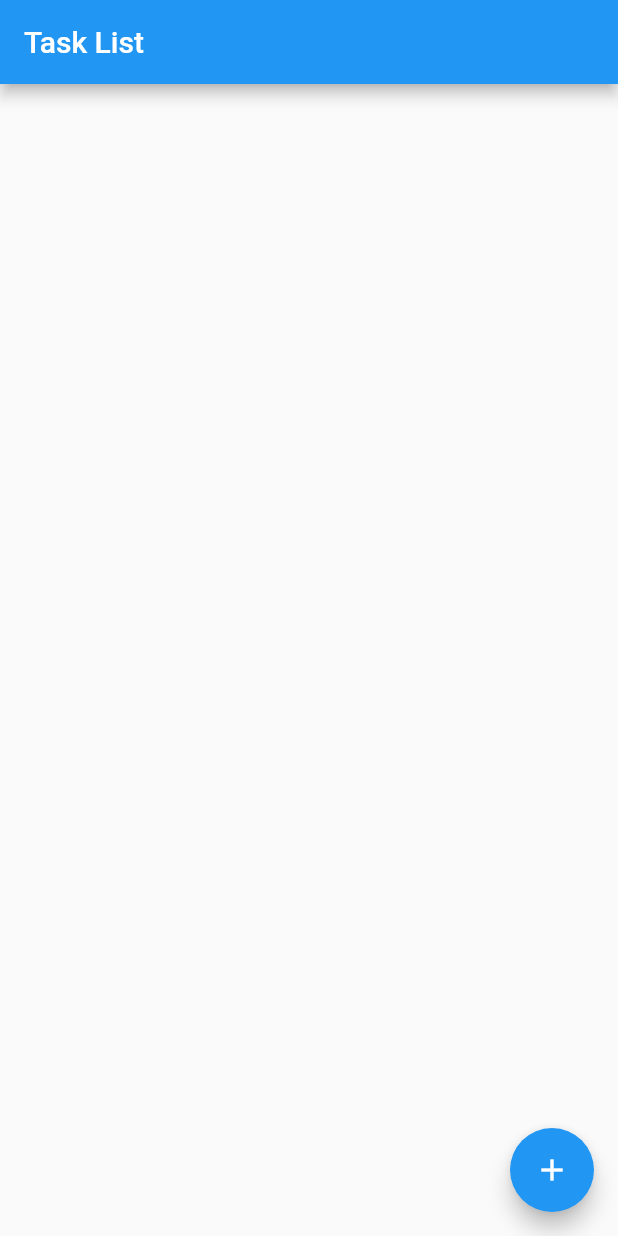
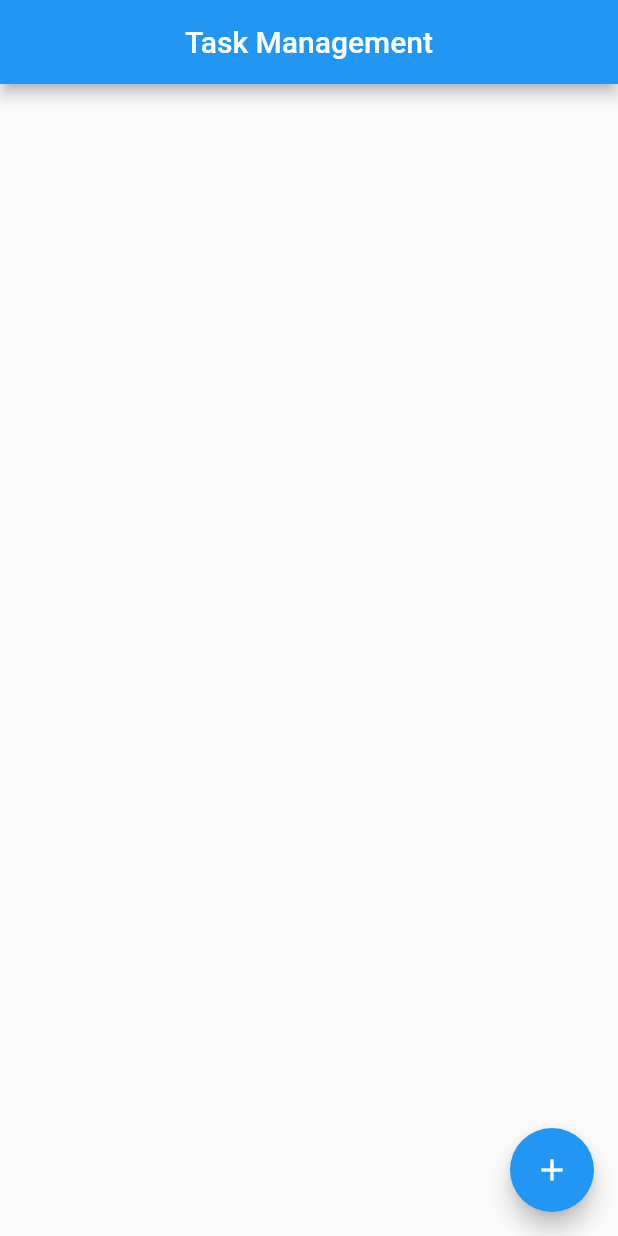
Before and after one commit to Danbir54/flutter_application_task_management, a Flutter app: the screen it shows after launch, on a phone screen of 412 x 824 dp. Run offline on Flutter 3.47's test engine with Material 2 defaults, Android fonts, the phone set to English and light mode, and no system bars.

Commit message:
Updated main.dart

```diff
--- a/lib/main.dart
+++ b/lib/main.dart
@@ -123,7 +123,10 @@ class _TaskListScreenState extends State<TaskListScreen> {
   @override
   Widget build(BuildContext context) {
     return Scaffold(
-      appBar: AppBar(title: const Text('Task List')),
+      appBar: AppBar(
+        centerTitle: true,
+        title: const Text('Task Management'),
+      ),
       body: ListView.builder(
         itemCount: tasks.length,
         itemBuilder: (BuildContext context, int index) {
```
